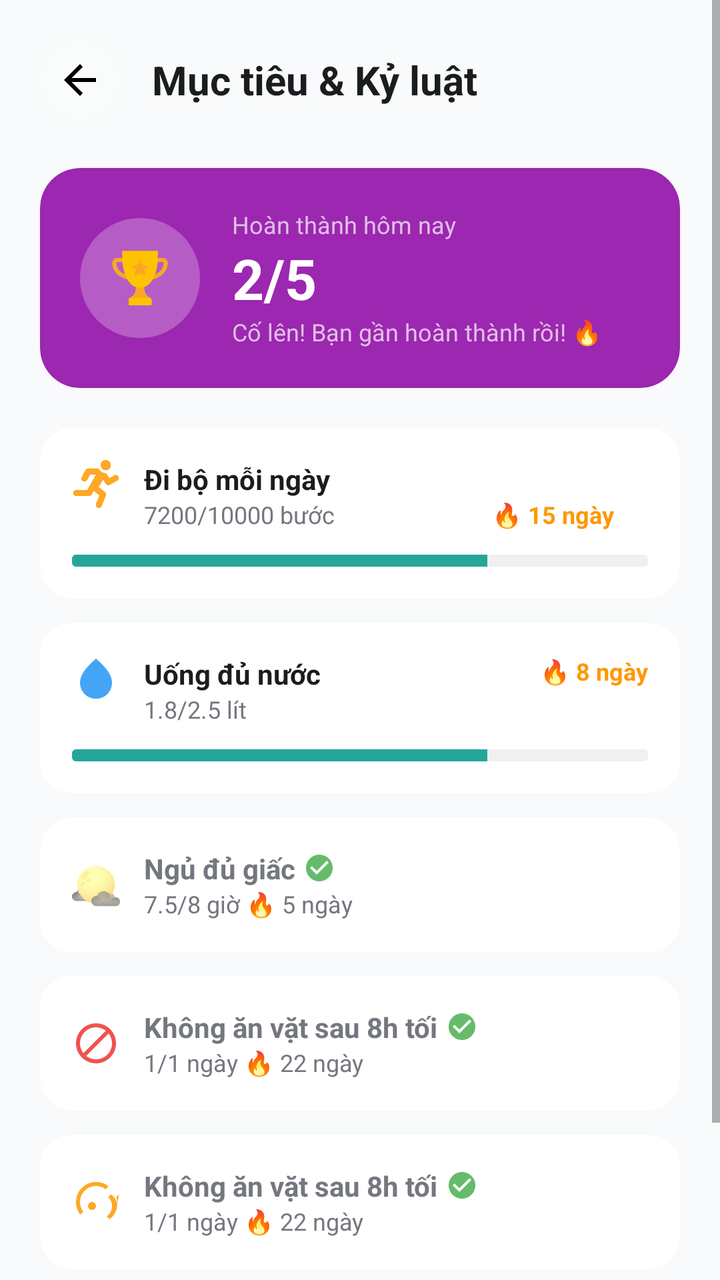
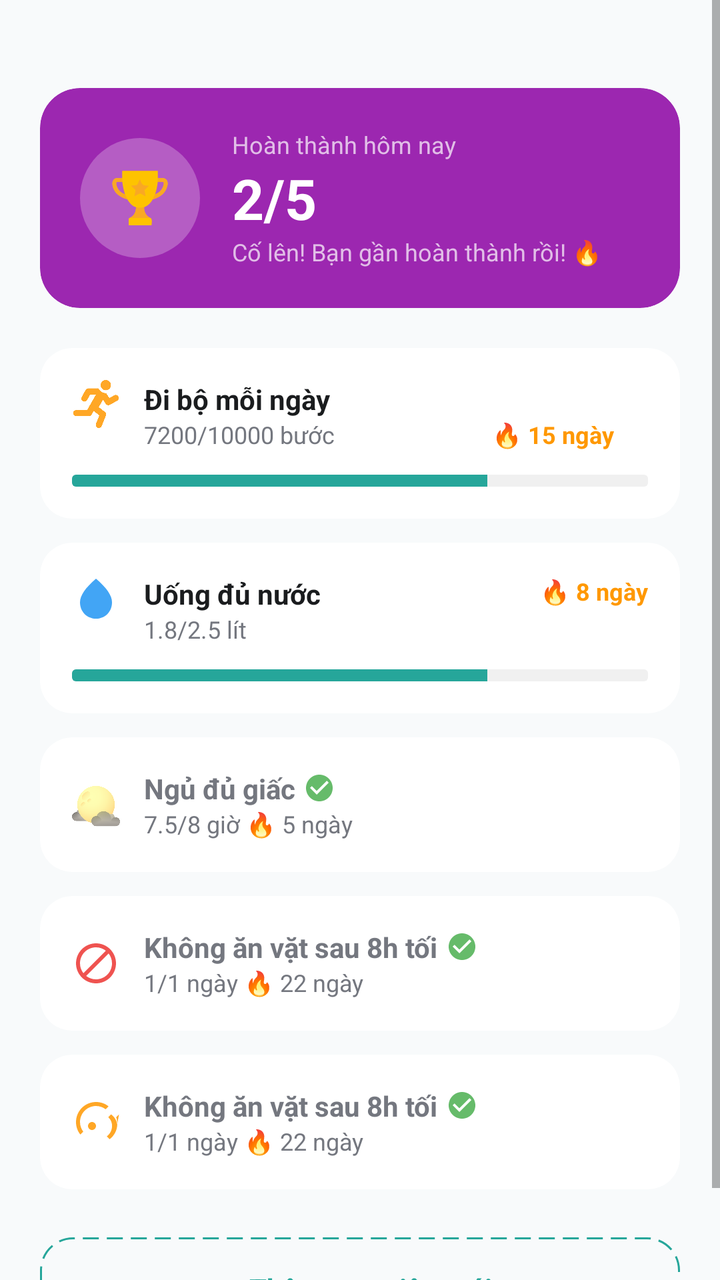

Compare the two renders of this Android layout. The source of the first and the diff that turns it into the second are given below.
<!-- AndroidManifest.xml: application theme Theme.Better_Life -->
<!-- res/layout/fragment_goals.xml -->
<?xml version="1.0" encoding="utf-8"?>
<androidx.constraintlayout.widget.ConstraintLayout xmlns:android="http://schemas.android.com/apk/res/android"
    xmlns:app="http://schemas.android.com/apk/res-auto"
    xmlns:tools="http://schemas.android.com/tools"
    android:layout_width="match_parent"
    android:layout_height="match_parent"
    android:background="@color/bg_main">

    <ScrollView
        android:layout_width="match_parent"
        android:layout_height="match_parent">

        <LinearLayout
            android:layout_width="match_parent"
            android:layout_height="wrap_content"
            android:orientation="vertical"
            android:padding="20dp">

            
            <LinearLayout
                android:layout_width="match_parent"
                android:layout_height="wrap_content"
                android:gravity="center_vertical"
                android:orientation="horizontal">

                <ImageButton
                    android:id="@+id/btn_back"
                    android:layout_width="40dp"
                    android:layout_height="40dp"
                    android:background="@drawable/circle_white_alpha"
                    android:padding="8dp"
                    android:src="@drawable/ic_back" />

                <TextView
                    android:layout_width="wrap_content"
                    android:layout_height="wrap_content"
                    android:layout_marginStart="16dp"
                    android:text="Mục tiêu &amp; Kỷ luật"
                    android:textColor="@color/text_title"
                    android:textSize="20sp"
                    android:textStyle="bold" />
            </LinearLayout>

            
            <androidx.cardview.widget.CardView
                android:layout_width="match_parent"
                android:layout_height="wrap_content"
                android:layout_marginTop="24dp"
                app:cardCornerRadius="20dp"
                app:cardElevation="0dp"
                app:cardBackgroundColor="@color/goals_purple">

                <LinearLayout
                    android:layout_width="match_parent"
                    android:layout_height="wrap_content"
                    android:gravity="center_vertical"
                    android:padding="20dp">

                    <ImageView
                        android:layout_width="60dp"
                        android:layout_height="60dp"
                        android:background="@drawable/circle_white_alpha"
                        android:padding="12dp"
                        android:src="@drawable/ic_trophy" />

                    <LinearLayout
                        android:layout_width="wrap_content"
                        android:layout_height="wrap_content"
                        android:layout_marginStart="16dp"
                        android:orientation="vertical">

                        <TextView
                            android:layout_width="wrap_content"
                            android:layout_height="wrap_content"
                            android:text="Hoàn thành hôm nay"
                            android:textColor="#E1BEE7"
                            android:textSize="12sp" />

                        <TextView
                            android:layout_width="wrap_content"
                            android:layout_height="wrap_content"
                            android:text="2/5"
                            android:textColor="@color/white"
                            android:textSize="28sp"
                            android:textStyle="bold" />

                        <TextView
                            android:layout_width="wrap_content"
                            android:layout_height="wrap_content"
                            android:text="Cố lên! Bạn gần hoàn thành rồi! 🔥"
                            android:textColor="#E1BEE7"
                            android:textSize="12sp" />
                    </LinearLayout>
                </LinearLayout>
            </androidx.cardview.widget.CardView>

            
            <androidx.cardview.widget.CardView
                android:layout_width="match_parent"
                android:layout_height="wrap_content"
                android:layout_marginTop="20dp"
                app:cardCornerRadius="16dp"
                app:cardElevation="0dp">

                <LinearLayout
                    android:layout_width="match_parent"
                    android:layout_height="wrap_content"
                    android:orientation="vertical"
                    android:padding="16dp">

                    <RelativeLayout
                        android:layout_width="match_parent"
                        android:layout_height="wrap_content">

                        <ImageView
                            android:id="@+id/iv_goal1_icon"
                            android:layout_width="24dp"
                            android:layout_height="24dp"
                            android:src="@drawable/ic_run"
                            app:tint="@color/icon_calories" />

                        <TextView
                            android:id="@+id/tv_goal1_title"
                            android:layout_width="wrap_content"
                            android:layout_height="wrap_content"
                            android:layout_marginStart="12dp"
                            android:layout_toEndOf="@id/iv_goal1_icon"
                            android:text="Đi bộ mỗi ngày"
                            android:textColor="@color/text_title"
                            android:textStyle="bold" />

                        <TextView
                            android:layout_width="wrap_content"
                            android:layout_height="wrap_content"
                            android:layout_below="@id/tv_goal1_title"
                            android:layout_marginStart="12dp"
                            android:layout_toEndOf="@id/iv_goal1_icon"
                            android:text="7200/10000 bước"
                            android:textColor="@color/text_secondary"
                            android:textSize="12sp" />

                        <TextView
                            android:layout_width="wrap_content"
                            android:layout_height="wrap_content"
                            android:layout_alignParentEnd="true"
                            android:layout_alignParentBottom="true"
                            android:layout_marginEnd="17dp"
                            android:layout_marginBottom="1dp"
                            android:text="🔥 15 ngày"
                            android:textColor="@color/goals_streak_orange"
                            android:textSize="12sp"
                            android:textStyle="bold" />
                    </RelativeLayout>

                    <ProgressBar
                        style="@style/Widget.AppCompat.ProgressBar.Horizontal"
                        android:layout_width="match_parent"
                        android:layout_height="6dp"
                        android:layout_marginTop="12dp"
                        android:progress="72"
                        android:progressDrawable="@drawable/mini_progress_bar" />
                </LinearLayout>
            </androidx.cardview.widget.CardView>

            
            <androidx.cardview.widget.CardView
                android:layout_width="match_parent"
                android:layout_height="wrap_content"
                android:layout_marginTop="12dp"
                app:cardCornerRadius="16dp"
                app:cardElevation="0dp">

                <LinearLayout
                    android:layout_width="match_parent"
                    android:layout_height="wrap_content"
                    android:orientation="vertical"
                    android:padding="16dp">

                    <RelativeLayout
                        android:layout_width="match_parent"
                        android:layout_height="wrap_content">

                        <ImageView
                            android:id="@+id/iv_goal2_icon"
                            android:layout_width="24dp"
                            android:layout_height="24dp"
                            android:src="@drawable/ic_water_drop"
                            app:tint="#42A5F5" />

                        <TextView
                            android:id="@+id/tv_goal2_title"
                            android:layout_width="wrap_content"
                            android:layout_height="wrap_content"
                            android:layout_marginStart="12dp"
                            android:layout_toEndOf="@id/iv_goal2_icon"
                            android:text="Uống đủ nước"
                            android:textColor="@color/text_title"
                            android:textStyle="bold" />

                        <TextView
                            android:layout_width="wrap_content"
                            android:layout_height="wrap_content"
                            android:layout_below="@id/tv_goal2_title"
                            android:layout_marginStart="12dp"
                            android:layout_toEndOf="@id/iv_goal2_icon"
                            android:text="1.8/2.5 lít"
                            android:textColor="@color/text_secondary"
                            android:textSize="12sp" />

                        <TextView
                            android:layout_width="wrap_content"
                            android:layout_height="wrap_content"
                            android:layout_alignParentEnd="true"
                            android:text="🔥 8 ngày"
                            android:textColor="@color/goals_streak_orange"
                            android:textSize="12sp"
                            android:textStyle="bold" />
                    </RelativeLayout>

                    <ProgressBar
                        style="@style/Widget.AppCompat.ProgressBar.Horizontal"
                        android:layout_width="match_parent"
                        android:layout_height="6dp"
                        android:layout_marginTop="12dp"
                        android:progress="72"
                        android:progressDrawable="@drawable/mini_progress_bar" />
                </LinearLayout>
            </androidx.cardview.widget.CardView>

            
            <androidx.cardview.widget.CardView
                android:layout_width="match_parent"
                android:layout_height="wrap_content"
                android:layout_marginTop="12dp"
                app:cardCornerRadius="16dp"
                app:cardElevation="0dp">

                <LinearLayout
                    android:layout_width="match_parent"
                    android:layout_height="wrap_content"
                    android:gravity="center_vertical"
                    android:padding="16dp">

                    <ImageView
                        android:layout_width="24dp"
                        android:layout_height="24dp"
                        android:src="@drawable/ic_moon" />

                    <LinearLayout
                        android:layout_width="0dp"
                        android:layout_height="wrap_content"
                        android:layout_marginStart="12dp"
                        android:layout_weight="1"
                        android:orientation="vertical">

                        <LinearLayout
                            android:layout_width="wrap_content"
                            android:layout_height="wrap_content"
                            android:gravity="center_vertical">
                            <TextView
                                android:layout_width="wrap_content"
                                android:layout_height="wrap_content"
                                android:text="Ngủ đủ giấc"
                                android:textColor="@color/text_secondary"
                                android:textStyle="bold" />
                            <ImageView
                                android:layout_width="16dp"
                                android:layout_height="16dp"
                                android:layout_marginStart="4dp"
                                android:src="@drawable/ic_check_circle" />
                        </LinearLayout>

                        <TextView
                            android:layout_width="wrap_content"
                            android:layout_height="wrap_content"
                            android:text="7.5/8 giờ 🔥 5 ngày"
                            android:textColor="@color/text_secondary"
                            android:textSize="12sp" />
                    </LinearLayout>
                </LinearLayout>
            </androidx.cardview.widget.CardView>

            
            <androidx.cardview.widget.CardView
                android:layout_width="match_parent"
                android:layout_height="wrap_content"
                android:layout_marginTop="12dp"
                app:cardCornerRadius="16dp"
                app:cardElevation="0dp">

                <LinearLayout
                    android:layout_width="match_parent"
                    android:layout_height="wrap_content"
                    android:gravity="center_vertical"
                    android:padding="16dp">

                    <ImageView
                        android:layout_width="24dp"
                        android:layout_height="24dp"
                        android:src="@drawable/ic_no_entry" />

                    <LinearLayout
                        android:layout_width="0dp"
                        android:layout_height="wrap_content"
                        android:layout_marginStart="12dp"
                        android:layout_weight="1"
                        android:orientation="vertical">

                        <LinearLayout
                            android:layout_width="wrap_content"
                            android:layout_height="wrap_content"
                            android:gravity="center_vertical">
                            <TextView
                                android:layout_width="wrap_content"
                                android:layout_height="wrap_content"
                                android:text="Không ăn vặt sau 8h tối"
                                android:textColor="@color/text_secondary"
                                android:textStyle="bold" />
                            <ImageView
                                android:layout_width="16dp"
                                android:layout_height="16dp"
                                android:layout_marginStart="4dp"
                                android:src="@drawable/ic_check_circle" />
                        </LinearLayout>

                        <TextView
                            android:layout_width="wrap_content"
                            android:layout_height="wrap_content"
                            android:text="1/1 ngày 🔥 22 ngày"
                            android:textColor="@color/text_secondary"
                            android:textSize="12sp" />
                    </LinearLayout>
                </LinearLayout>
            </androidx.cardview.widget.CardView>

            

            <androidx.cardview.widget.CardView
                android:layout_width="match_parent"
                android:layout_height="wrap_content"
                android:layout_marginTop="12dp"
                app:cardCornerRadius="16dp"
                app:cardElevation="0dp">

                <LinearLayout
                    android:layout_width="match_parent"
                    android:layout_height="wrap_content"
                    android:gravity="center_vertical"
                    android:padding="16dp">

                    <ImageView
                        android:layout_width="24dp"
                        android:layout_height="24dp"
                        android:src="@drawable/ic_muscle" />

                    <LinearLayout
                        android:layout_width="0dp"
                        android:layout_height="wrap_content"
                        android:layout_marginStart="12dp"
                        android:layout_weight="1"
                        android:orientation="vertical">

                        <LinearLayout
                            android:layout_width="wrap_content"
                            android:layout_height="wrap_content"
                            android:gravity="center_vertical">
                            <TextView
                                android:layout_width="wrap_content"
                                android:layout_height="wrap_content"
                                android:text="Không ăn vặt sau 8h tối"
                                android:textColor="@color/text_secondary"
                                android:textStyle="bold" />
                            <ImageView
                                android:layout_width="16dp"
                                android:layout_height="16dp"
                                android:layout_marginStart="4dp"
                                android:src="@drawable/ic_check_circle" />
                        </LinearLayout>

                        <TextView
                            android:layout_width="wrap_content"
                            android:layout_height="wrap_content"
                            android:text="1/1 ngày 🔥 22 ngày"
                            android:textColor="@color/text_secondary"
                            android:textSize="12sp" />
                    </LinearLayout>
                </LinearLayout>
            </androidx.cardview.widget.CardView>

            
            <LinearLayout
                android:layout_width="match_parent"
                android:layout_height="wrap_content"
                android:layout_marginTop="24dp"
                android:background="@drawable/bg_dashed_border"
                android:clickable="true"
                android:focusable="true"
                android:foreground="?android:attr/selectableItemBackground"
                android:gravity="center"
                android:padding="16dp">

                <TextView
                    android:layout_width="wrap_content"
                    android:layout_height="wrap_content"
                    android:text="+ Thêm mục tiêu mới"
                    android:textColor="@color/primary_teal"
                    android:textStyle="bold" />
            </LinearLayout>

        </LinearLayout>
    </ScrollView>

</androidx.constraintlayout.widget.ConstraintLayout>
<!-- resources referenced by this layout -->
<resources>
  <color name="bg_main">#F8FAFB</color>
  <color name="goals_purple">#9C27B0</color>
  <color name="goals_streak_orange">#FF9800</color>
  <color name="icon_calories">#FFA726</color>
  <color name="primary_teal">#26A69A</color>
  <color name="text_secondary">#74777F</color>
  <color name="text_title">#1A1C1E</color>
  <color name="white">#FFFFFFFF</color>
  <!-- drawable bg_dashed_border (drawable) -->
  <?xml version="1.0" encoding="utf-8"?>
  <shape xmlns:android="http://schemas.android.com/apk/res/android">
      <solid android:color="@android:color/transparent" />
      <stroke
          android:width="1dp"
          android:color="@color/primary_teal"
          android:dashWidth="8dp"
          android:dashGap="4dp" />
      <corners android:radius="16dp" />
  </shape>
  <!-- drawable circle_white_alpha (drawable) -->
  <?xml version="1.0" encoding="utf-8"?>
  <shape xmlns:android="http://schemas.android.com/apk/res/android"
      android:shape="oval">
      <solid android:color="#40FFFFFF" />
  </shape>
  <!-- drawable ic_back (drawable) -->
  <?xml version="1.0" encoding="utf-8"?>
  <vector xmlns:android="http://schemas.android.com/apk/res/android"
      android:width="24dp"
      android:height="24dp"
      android:viewportWidth="24"
      android:viewportHeight="24">
      <path
          android:fillColor="#000000"
          android:pathData="M20,11H7.83l5.59,-5.59L12,4l-8,8l8,8l1.41,-1.41L7.83,13H20V11z" />
  </vector>
  <!-- drawable ic_check_circle (drawable) -->
  <?xml version="1.0" encoding="utf-8"?>
  <vector xmlns:android="http://schemas.android.com/apk/res/android"
      android:width="24dp"
      android:height="24dp"
      android:viewportWidth="24"
      android:viewportHeight="24">
      <path
          android:fillColor="#66BB6A"
          android:pathData="M12,2C6.48,2 2,6.48 2,12s4.48,10 10,10s10,-4.48 10,-10S17.52,2 12,2zM10,17l-5,-5l1.41,-1.41L10,14.17l7.59,-7.59L19,8L10,17z" />
  </vector>
  <!-- drawable ic_water_drop (drawable) -->
  <?xml version="1.0" encoding="utf-8"?>
  <vector xmlns:android="http://schemas.android.com/apk/res/android"
      android:width="24dp"
      android:height="24dp"
      android:viewportWidth="24"
      android:viewportHeight="24">
      <path
          android:fillColor="#2196F3"
          android:pathData="M12,2c-5.33,4.55 -8,8.48 -8,11.8c0,4.98 3.8,8.2 8,8.2s8,-3.22 8,-8.2c0,-3.32 -2.67,-7.25 -8,-11.8z" />
  </vector>
  <!-- drawable mini_progress_bar (drawable) -->
  <?xml version="1.0" encoding="utf-8"?>
  <layer-list xmlns:android="http://schemas.android.com/apk/res/android">
      <item android:id="@android:id/background">
          <shape>
              <corners android:radius="2dp" />
              <solid android:color="#F0F0F0" />
          </shape>
      </item>
      <item android:id="@android:id/progress">
          <clip>
              <shape>
                  <corners android:radius="2dp" />
                  <solid android:color="@color/primary_teal" />
              </shape>
          </clip>
      </item>
  </layer-list>
  <style name="Theme.Better_Life" parent="Theme.MaterialComponents.DayNight.NoActionBar">
          
          <item name="colorPrimary">@color/primary_teal</item>
          <item name="colorPrimaryVariant">@color/primary_teal_dark</item>
          <item name="colorOnPrimary">@color/white</item>
          
          <item name="colorSecondary">@color/nav_active</item>
          <item name="colorSecondaryVariant">@color/primary_teal_dark</item>
          <item name="colorOnSecondary">@color/white</item>
          
          <item name="android:statusBarColor">@color/primary_teal</item>
          
      </style>
  <color name="primary_teal_dark">#00796B</color>
  <color name="nav_active">#26A69A</color>
  <!-- unchanged entries left out for length: 5 -->
</resources>

<!-- the commit's change to res/layout/fragment_goals.xml (unified diff, before → after) -->
@@ -16,30 +16,7 @@
             android:orientation="vertical"
             android:padding="20dp">
 
-            
-            <LinearLayout
-                android:layout_width="match_parent"
-                android:layout_height="wrap_content"
-                android:gravity="center_vertical"
-                android:orientation="horizontal">
-
-                <ImageButton
-                    android:id="@+id/btn_back"
-                    android:layout_width="40dp"
-                    android:layout_height="40dp"
-                    android:background="@drawable/circle_white_alpha"
-                    android:padding="8dp"
-                    android:src="@drawable/ic_back" />
-
-                <TextView
-                    android:layout_width="wrap_content"
-                    android:layout_height="wrap_content"
-                    android:layout_marginStart="16dp"
-                    android:text="Mục tiêu &amp; Kỷ luật"
-                    android:textColor="@color/text_title"
-                    android:textSize="20sp"
-                    android:textStyle="bold" />
-            </LinearLayout>
+
 
             
             <androidx.cardview.widget.CardView
@@ -55,6 +32,7 @@
                     android:layout_height="wrap_content"
                     android:gravity="center_vertical"
                     android:padding="20dp">
+
 
                     <ImageView
                         android:layout_width="60dp"
<!-- resource entries referenced after the edit -->
@@ -25,17 +25,6 @@
       android:shape="oval">
       <solid android:color="#40FFFFFF" />
   </shape>
-  <!-- drawable ic_back (drawable) -->
-  <?xml version="1.0" encoding="utf-8"?>
-  <vector xmlns:android="http://schemas.android.com/apk/res/android"
-      android:width="24dp"
-      android:height="24dp"
-      android:viewportWidth="24"
-      android:viewportHeight="24">
-      <path
-          android:fillColor="#000000"
-          android:pathData="M20,11H7.83l5.59,-5.59L12,4l-8,8l8,8l1.41,-1.41L7.83,13H20V11z" />
-  </vector>
   <!-- drawable ic_check_circle (drawable) -->
   <?xml version="1.0" encoding="utf-8"?>
   <vector xmlns:android="http://schemas.android.com/apk/res/android"
